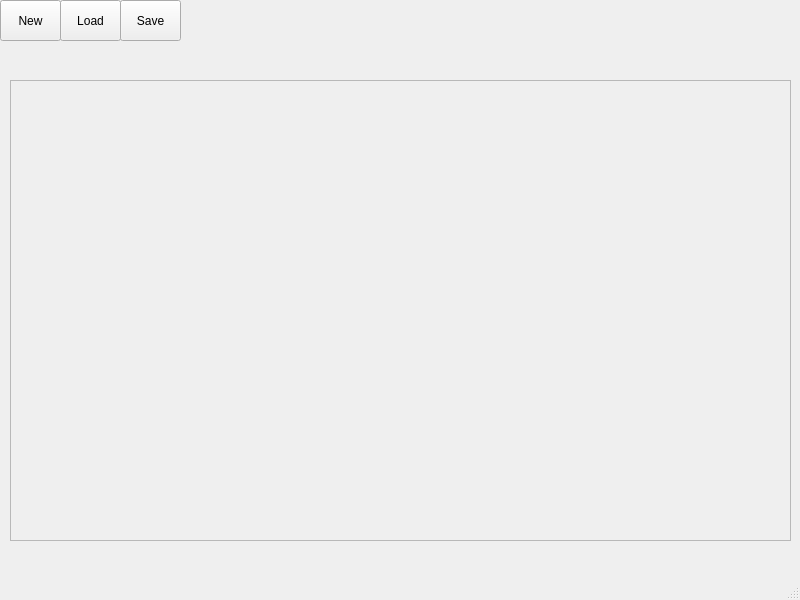
Above: mainwindow.ui from ruvans/cirrus-list before the change. Below: the same form after it.
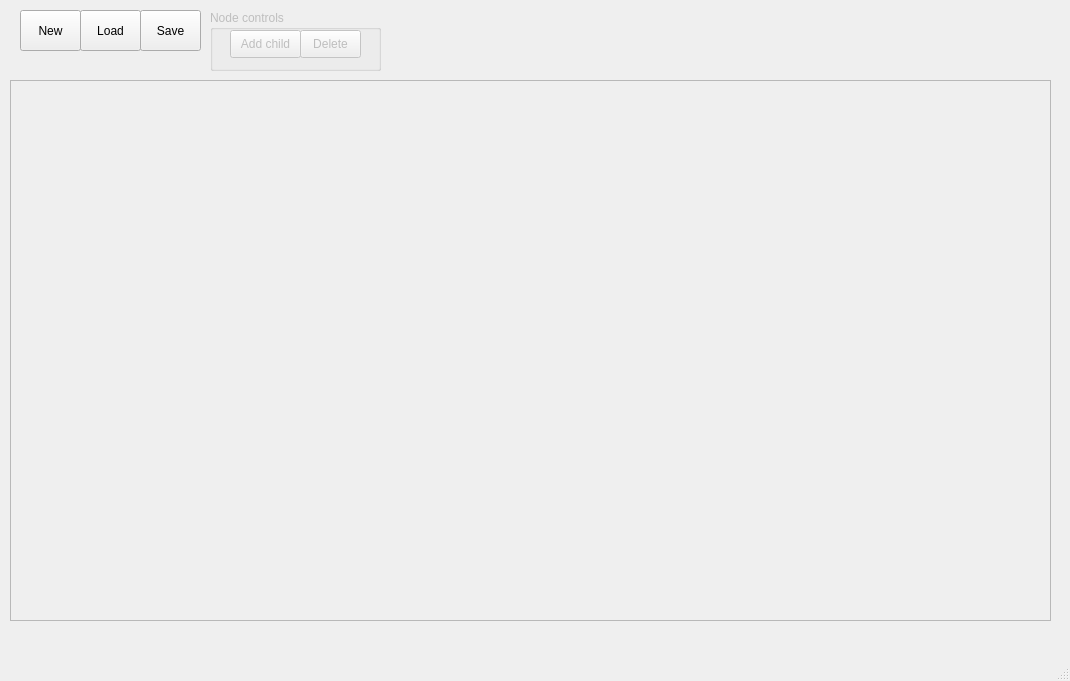
That is the form after the change. Icons and pictures are not drawn.

Commit message: Added way to select/deselect a node

What changed in the file:
```diff
--- a/mainwindow.ui
+++ b/mainwindow.ui
@@ -6,8 +6,8 @@
    <rect>
     <x>0</x>
     <y>0</y>
-    <width>800</width>
-    <height>600</height>
+    <width>1070</width>
+    <height>681</height>
    </rect>
   </property>
   <property name="windowTitle">
@@ -17,8 +17,8 @@
    <widget class="QLabel" name="labelTitle">
     <property name="geometry">
      <rect>
-      <x>500</x>
-      <y>20</y>
+      <x>790</x>
+      <y>10</y>
       <width>271</width>
       <height>51</height>
      </rect>
@@ -36,8 +36,8 @@
    <widget class="QPushButton" name="newButton">
     <property name="geometry">
      <rect>
-      <x>0</x>
-      <y>0</y>
+      <x>20</x>
+      <y>10</y>
       <width>61</width>
       <height>41</height>
      </rect>
@@ -51,8 +51,8 @@
      <rect>
       <x>10</x>
       <y>80</y>
-      <width>781</width>
-      <height>461</height>
+      <width>1041</width>
+      <height>541</height>
      </rect>
     </property>
     <property name="autoFillBackground">
@@ -66,8 +66,8 @@
       <rect>
        <x>0</x>
        <y>0</y>
-       <width>779</width>
-       <height>459</height>
+       <width>1039</width>
+       <height>539</height>
       </rect>
      </property>
     </widget>
@@ -75,8 +75,8 @@
    <widget class="QPushButton" name="loadButton">
     <property name="geometry">
      <rect>
-      <x>60</x>
-      <y>0</y>
+      <x>80</x>
+      <y>10</y>
       <width>61</width>
       <height>41</height>
      </rect>
@@ -88,8 +88,8 @@
    <widget class="QPushButton" name="saveButton">
     <property name="geometry">
      <rect>
-      <x>120</x>
-      <y>0</y>
+      <x>140</x>
+      <y>10</y>
       <width>61</width>
       <height>41</height>
      </rect>
@@ -98,6 +98,51 @@
      <string>Save</string>
     </property>
    </widget>
+   <widget class="QGroupBox" name="nodeTools">
+    <property name="enabled">
+     <bool>false</bool>
+    </property>
+    <property name="geometry">
+     <rect>
+      <x>210</x>
+      <y>10</y>
+      <width>171</width>
+      <height>61</height>
+     </rect>
+    </property>
+    <property name="title">
+     <string>Node controls</string>
+    </property>
+    <property name="alignment">
+     <set>Qt::AlignLeading|Qt::AlignLeft|Qt::AlignTop</set>
+    </property>
+    <widget class="QPushButton" name="addChildButton">
+     <property name="geometry">
+      <rect>
+       <x>20</x>
+       <y>20</y>
+       <width>71</width>
+       <height>28</height>
+      </rect>
+     </property>
+     <property name="text">
+      <string>Add child</string>
+     </property>
+    </widget>
+    <widget class="QPushButton" name="deleteNodeButton">
+     <property name="geometry">
+      <rect>
+       <x>90</x>
+       <y>20</y>
+       <width>61</width>
+       <height>28</height>
+      </rect>
+     </property>
+     <property name="text">
+      <string>Delete</string>
+     </property>
+    </widget>
+   </widget>
   </widget>
   <widget class="QStatusBar" name="statusbar"/>
   <widget class="QMenuBar" name="menubar">
```
Left out of the diff: 2 changed lines with no effect on the pictures. The commit also changes 6 other files.
